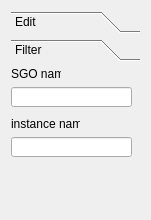
This is GameEditor/SGOOnMapToolBox.ui in frostteo/GameEditor as Qt 5 draws it before an edit. The edited form follows.
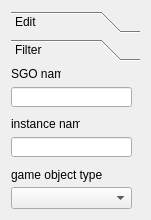
This is the edited form. The open tabs and pages were chosen to show the change. Icons and pictures are not drawn.

```diff
--- a/GameEditor/SGOOnMapToolBox.ui
+++ b/GameEditor/SGOOnMapToolBox.ui
@@ -217,6 +217,29 @@
         </rect>
        </property>
       </widget>
+      <widget class="QLabel" name="gameObjectTypeLbl">
+       <property name="geometry">
+        <rect>
+         <x>0</x>
+         <y>100</y>
+         <width>91</width>
+         <height>16</height>
+        </rect>
+       </property>
+       <property name="text">
+        <string>game object type</string>
+       </property>
+      </widget>
+      <widget class="QComboBox" name="gameObjectTypeFilter">
+       <property name="geometry">
+        <rect>
+         <x>0</x>
+         <y>120</y>
+         <width>121</width>
+         <height>22</height>
+        </rect>
+       </property>
+      </widget>
      </widget>
     </widget>
    </item>
```
Left out of the diff: 2 changed lines with no effect on the pictures.
